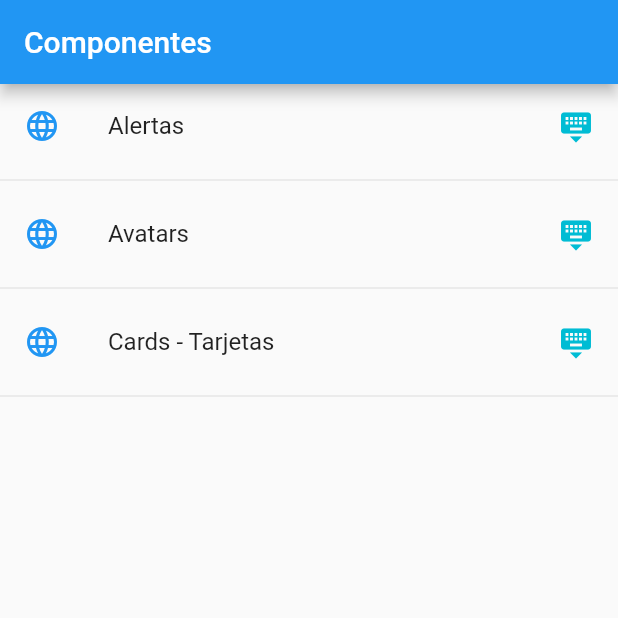
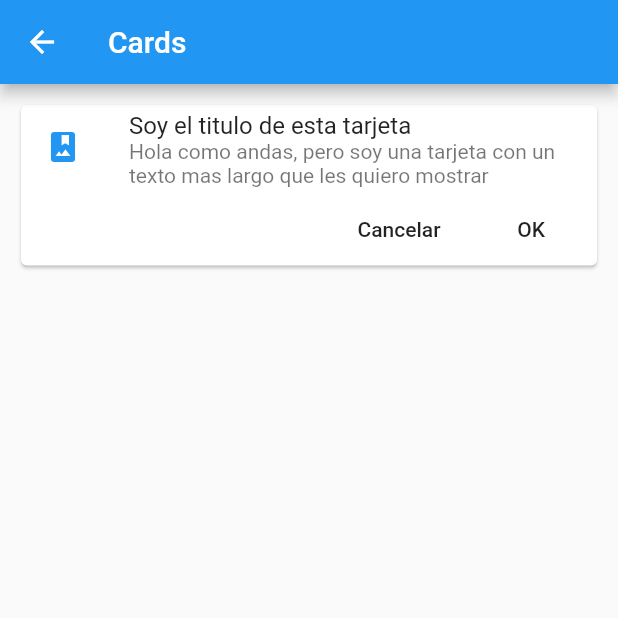
Before and after one commit to rodyfernandez/componentes, a Flutter app: the screen it shows after launch, after a tap on "Cards - Tarjetas", on a phone screen of 412 x 824 dp, the top half of it. Run offline on Flutter 3.47's test engine with Material 2 defaults, Android fonts, the phone set to English and light mode, and no system bars.

Commit message:
Clase 72 seccion componentes

```diff
--- a/lib/main.dart
+++ b/lib/main.dart
@@ -1,4 +1,5 @@
-import 'package:componentes/src/pages/home_page.dart';
+import 'package:componentes/src/pages/alert_page.dart';
+import 'package:componentes/src/routes/routes.dart';
 //import 'package:componentes/src/pages/home_temp.dart';
 import 'package:flutter/material.dart';
 
@@ -10,7 +11,17 @@ class MyApp extends StatelessWidget {
     return MaterialApp(
       title: 'Componentes App',
       debugShowCheckedModeBanner: false,
-      home: HomePage()
+//      home: HomePage(),
+        initialRoute: '/',
+        routes: getApplicationRoutes() ,
+        onGenerateRoute: ( RouteSettings settings ){
+
+          return MaterialPageRoute(
+            builder: (BuildContext context) => AlertPage()
+            );
+
+        },
+
 
     );
   }
--- /dev/null
+++ b/lib/src/pages/card_pages.dart
@@ -0,0 +1,50 @@
+import 'package:flutter/material.dart';
+
+class CardPage extends StatelessWidget {
+
+
+  @override
+  Widget build(BuildContext context) {
+    return Scaffold(
+      appBar: AppBar(
+        title: Text('Cards'),
+      ),
+      body: ListView(
+        padding: EdgeInsets.all(10.0),
+        children: <Widget>[
+          _cardTipo1()
+                  ],
+                ),
+              );
+            }
+
+         Widget  _cardTipo1() {
+
+           return Card(
+             child: Column(
+               children: <Widget>[
+                 ListTile(
+                   leading: Icon(Icons.photo_album, color: Colors.blue),
+                   title: Text('Soy el titulo de esta tarjeta'),
+                   subtitle: Text('Hola como andas, pero soy una tarjeta con un texto mas largo que les quiero mostrar'),
+                 ),
+                 Row(
+                   mainAxisAlignment: MainAxisAlignment.end,
+                   children: <Widget>[
+                     FlatButton(
+                       child: Text('Cancelar'),
+                       onPressed: () {},
+                     ),
+                     FlatButton(
+                       child: Text('OK'),
+                       onPressed: () {},
+                     ),
+                   ],
+                 )
+               ],
+             ) ,
+
+           );
+
+         }
+}
--- a/lib/src/pages/home_page.dart
+++ b/lib/src/pages/home_page.dart
@@ -1,4 +1,6 @@
+import 'package:componentes/src/pages/alert_page.dart';
 import 'package:componentes/src/providers/menu_provider.dart';
+import 'package:componentes/src/utils/icono_string_util.dart';
 import 'package:flutter/material.dart';
 
 class HomePage extends StatelessWidget {
@@ -28,7 +30,7 @@ class HomePage extends StatelessWidget {
 
 
          return ListView(
-      children: _listaItems(snapshot.data),
+      children: _listaItems(snapshot.data, context),
     );
 
       },
@@ -42,7 +44,7 @@ class HomePage extends StatelessWidget {
     // );
   }
 
-  List<Widget> _listaItems(List<dynamic> data) {
+  List<Widget> _listaItems(List<dynamic> data, BuildContext context) {
 
    final List<Widget> opciones = [];
 
@@ -50,9 +52,17 @@ class HomePage extends StatelessWidget {
 
       final widgetTemp = ListTile(
         title: Text(opt['texto']),
-        leading: Icon(Icons.language, color: Colors.blue),
+        leading: getIcon(opt['icon']),
         trailing: Icon(Icons.keyboard_hide, color: Colors.cyan),
         onTap: () {
+
+            // final route  = MaterialPageRoute(
+            //   builder:  (context) => AlertPage()
+            //   );
+            // Navigator.push(context, route);
+
+            Navigator.pushNamed(context, opt['ruta']);
+
 
         },
         );
--- /dev/null
+++ b/lib/src/routes/routes.dart
@@ -0,0 +1,18 @@
+import 'package:componentes/src/pages/alert_page.dart';
+import 'package:componentes/src/pages/avatar_page.dart';
+import 'package:componentes/src/pages/card_pages.dart';
+import 'package:componentes/src/pages/home_page.dart';
+import 'package:flutter/cupertino.dart';
+
+Map<String, WidgetBuilder> getApplicationRoutes() {
+
+return  <String, WidgetBuilder>{
+
+          '/'    : (BuildContext context) => HomePage(),
+          'alert'    : (BuildContext context) => AlertPage(),
+          'avatar'    : (BuildContext context) => AvatarPage(),
+          'card'    : (BuildContext context) => CardPage(),
+
+        };
+
+}
--- /dev/null
+++ b/lib/src/utils/icono_string_util.dart
@@ -0,0 +1,18 @@
+import 'package:flutter/material.dart';
+
+final _icons = <String, IconData> {
+
+ 'add_alert'     : Icons.add_alert,
+ 'accessibility' : Icons.accessibility,
+ 'folder_open'   : Icons.folder_open,
+};
+
+
+
+Icon getIcon(String nombreIcono) {
+
+
+return Icon( _icons[nombreIcono], color: Colors.blue,);
+
+
+}
```
Also changed, not shown: lib/src/pages/alert_page.dart (added, +23 -0 lines), lib/src/pages/avatar_page.dart (added, +17 -0 lines).
